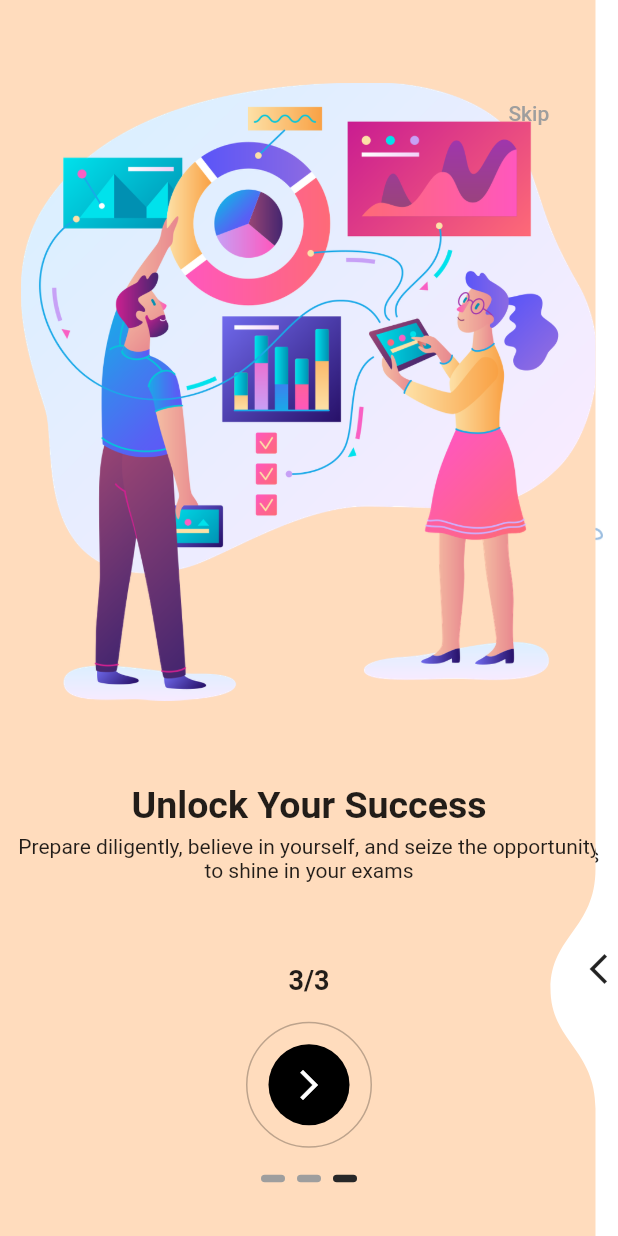
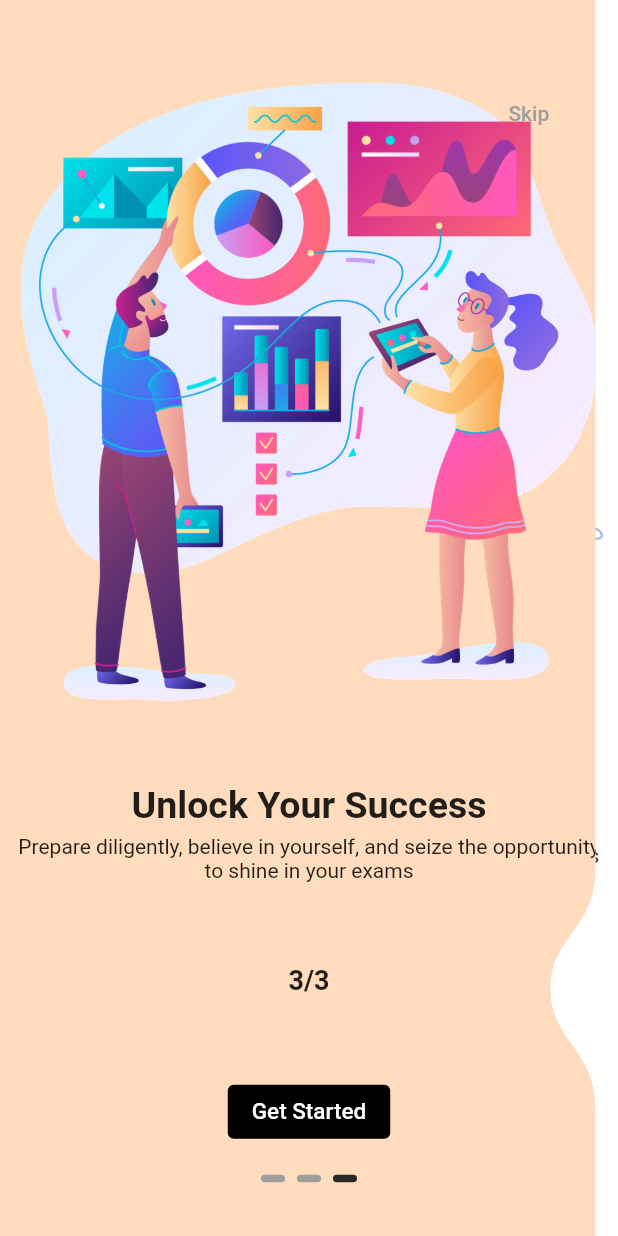
Before and after one commit to Deonorla/CBT_MOBILE_APPLICATION, a Flutter app: the screen it shows after launch, swiped to page 3, on a phone screen of 412 x 824 dp. Run offline on Flutter 3.47's test engine with Material 2 defaults, Android fonts, the phone set to English and light mode, and no system bars; drawn by our look-alikes of liquid_swipe, smooth_page_indicator; our stand-ins replace cloud_firestore, firebase_core, get; accounts and stored records are empty.

Commit message:
[Finalizing splash screen]

```diff
--- a/lib/controllers/question_paper/splash_screen_controller/onBoardingController.dart
+++ b/lib/controllers/question_paper/splash_screen_controller/onBoardingController.dart
@@ -48,6 +48,7 @@ class OnBoardingController extends GetxController {
 
   animateToNextSlide() {
     int nextPage = controller.currentPage + 1;
+
     controller.animateToPage(page: nextPage);
   }
 
--- a/lib/screens/splash/splash_screen.dart
+++ b/lib/screens/splash/splash_screen.dart
@@ -8,7 +8,7 @@ import 'package:liquid_swipe/liquid_swipe.dart';
 import 'package:smooth_page_indicator/smooth_page_indicator.dart';
 
 class SplashScreen extends StatelessWidget {
-  SplashScreen({super.key});
+  const SplashScreen({super.key});
 
   @override
   Widget build(BuildContext context) {
@@ -19,16 +19,23 @@ class SplashScreen extends StatelessWidget {
         body: Stack(
       alignment: Alignment.center,
       children: [
-        LiquidSwipe(
+        Obx(
+          () => LiquidSwipe(
             pages: obController.pages,
-          slideIconWidget: const Icon(Icons.arrow_back_ios_new),
+            slideIconWidget: obController.currentPage.value != 2
+                ? const Icon(Icons.arrow_back_ios_new)
+                : Container(),
             enableSideReveal: true,
             onPageChangeCallback: obController.onPageChange,
             liquidController: obController.controller,
+            enableLoop: false,
           ),
-        Positioned(
+        ),
+        Obx(
+          () => Positioned(
               bottom: size.height / 14,
-            child: OutlinedButton(
+              child: obController.currentPage.value != 2
+                  ? OutlinedButton(
                       onPressed: () => obController.animateToNextSlide(),
                       style: ElevatedButton.styleFrom(
                           side: const BorderSide(color: Colors.black26),
@@ -41,9 +48,19 @@ class SplashScreen extends StatelessWidget {
                             color: darkColor,
                             shape: BoxShape.circle,
                           ),
-                child: const Icon(Icons.arrow_forward_ios),
+                          child: const Icon(Icons.arrow_forward_ios)),
+                    )
+                  : ElevatedButton(
+                      onPressed: () {},
+                      style: ElevatedButton.styleFrom(
+                          backgroundColor: Colors.black, elevation: 0),
+                      child: const Text(
+                        "Get Started",
+                        style: TextStyle(
+                            fontSize: 15, fontWeight: FontWeight.w500),
                       ),
                     )),
+        ),
         Positioned(
             top: size.height / 16,
             right: size.width / 15,
```
Lines whose indentation alone changed are shown as unchanged.
